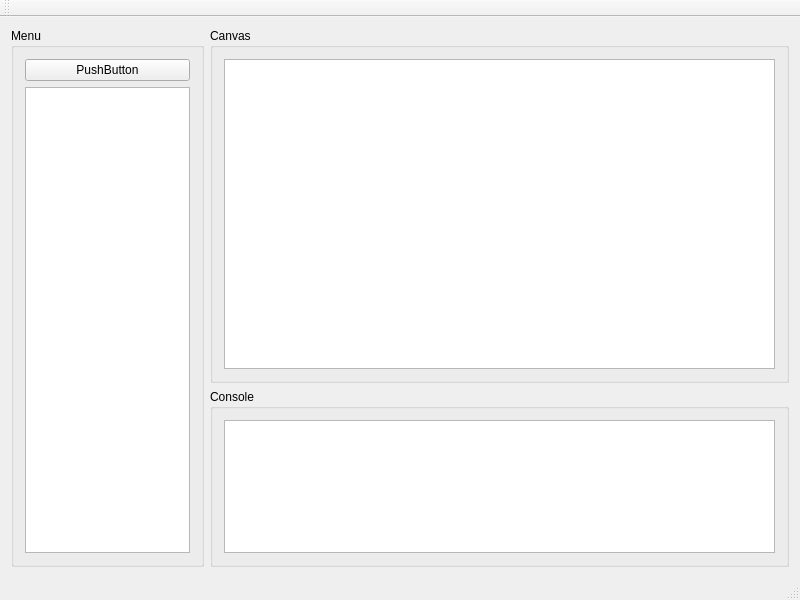
First picture: the form in mainwindow.ui, repository mateusduboli/graphic_manager, before the edit.
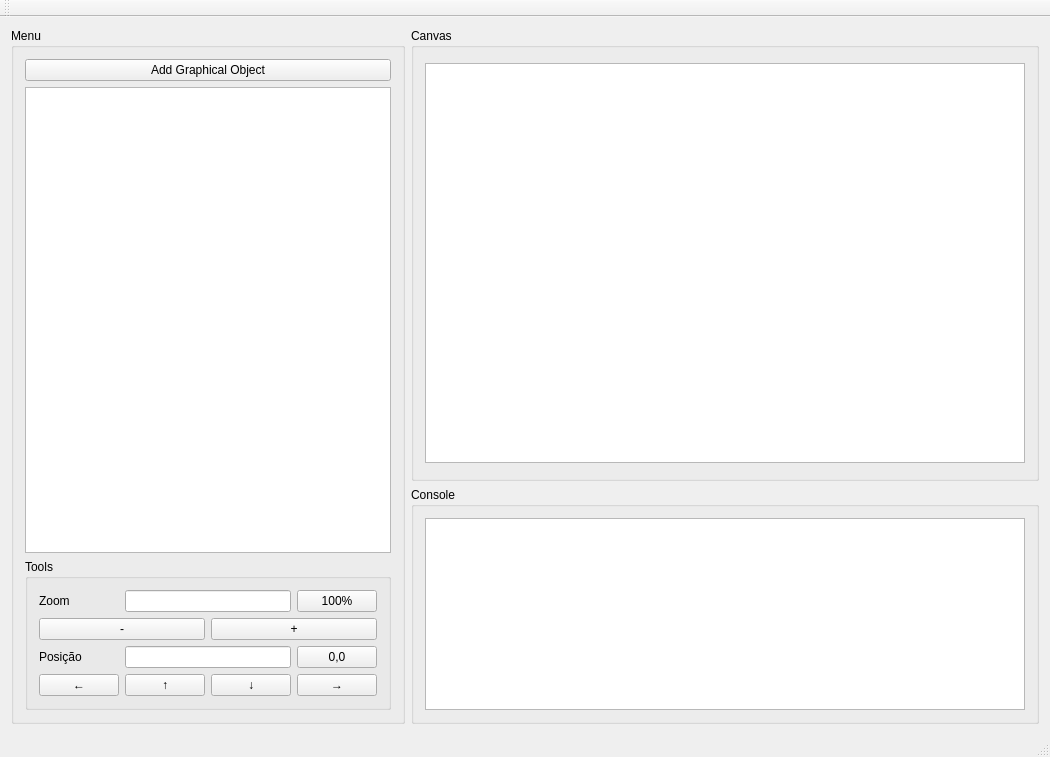
Second picture: the form after the edit.

```diff
--- a/mainwindow.ui
+++ b/mainwindow.ui
@@ -6,8 +6,8 @@
    <rect>
     <x>0</x>
     <y>0</y>
-    <width>800</width>
-    <height>600</height>
+    <width>956</width>
+    <height>757</height>
    </rect>
   </property>
   <property name="sizePolicy">
@@ -20,41 +20,7 @@
    <string>CG</string>
   </property>
   <widget class="QWidget" name="mainWindowWidget">
-   <layout class="QGridLayout" name="gridLayout" rowstretch="1,1,1" columnstretch="1,1,1,1">
-    <item row="0" column="0" rowspan="3">
-     <widget class="QGroupBox" name="menuGroupBox">
-      <property name="title">
-       <string>Menu</string>
-      </property>
-      <layout class="QVBoxLayout" name="menuLayout">
-       <item>
-        <widget class="QPushButton" name="pushButton">
-         <property name="text">
-          <string>PushButton</string>
-         </property>
-        </widget>
-       </item>
-       <item>
-        <widget class="QListView" name="listView"/>
-       </item>
-      </layout>
-     </widget>
-    </item>
-    <item row="2" column="1" colspan="3">
-     <widget class="QGroupBox" name="consoleGroupBox">
-      <property name="title">
-       <string>Console</string>
-      </property>
-      <layout class="QVBoxLayout" name="verticalLayout_3">
-       <item>
-        <widget class="QTextBrowser" name="consoleTextBrowser"/>
-       </item>
-      </layout>
-      <zorder>menuGroupBox</zorder>
-      <zorder>canvasGroupBox</zorder>
-      <zorder>consoleTextBrowser</zorder>
-     </widget>
-    </item>
+   <layout class="QGridLayout" name="mainWindowLayout" rowstretch="1,0,0" columnstretch="1,0,0,0">
     <item row="0" column="1" rowspan="2" colspan="3">
      <widget class="QGroupBox" name="canvasGroupBox">
       <property name="title">
@@ -63,6 +29,27 @@
       <layout class="QVBoxLayout" name="verticalLayout_2">
        <item>
         <widget class="QGraphicsView" name="graphicsView">
+         <property name="sizePolicy">
+          <sizepolicy hsizetype="Fixed" vsizetype="Fixed">
+           <horstretch>0</horstretch>
+           <verstretch>0</verstretch>
+          </sizepolicy>
+         </property>
+         <property name="minimumSize">
+          <size>
+           <width>600</width>
+           <height>400</height>
+          </size>
+         </property>
+         <property name="verticalScrollBarPolicy">
+          <enum>Qt::ScrollBarAsNeeded</enum>
+         </property>
+         <property name="horizontalScrollBarPolicy">
+          <enum>Qt::ScrollBarAsNeeded</enum>
+         </property>
+         <property name="sizeAdjustPolicy">
+          <enum>QAbstractScrollArea::AdjustIgnored</enum>
+         </property>
          <property name="interactive">
           <bool>false</bool>
          </property>
@@ -71,6 +58,133 @@
       </layout>
      </widget>
     </item>
+    <item row="2" column="1" colspan="3">
+     <widget class="QGroupBox" name="consoleGroupBox">
+      <property name="title">
+       <string>Console</string>
+      </property>
+      <layout class="QVBoxLayout" name="consoleLayout">
+       <item>
+        <widget class="QTextBrowser" name="consoleTextBrowser"/>
+       </item>
+      </layout>
+     </widget>
+    </item>
+    <item row="0" column="0" rowspan="3">
+     <widget class="QGroupBox" name="menuGroupBox">
+      <property name="title">
+       <string>Menu</string>
+      </property>
+      <layout class="QVBoxLayout" name="menuLayout">
+       <item>
+        <widget class="QPushButton" name="addGraphicalObjectButton">
+         <property name="text">
+          <string>Add Graphical Object</string>
+         </property>
+        </widget>
+       </item>
+       <item>
+        <widget class="QListView" name="listView"/>
+       </item>
+       <item>
+        <widget class="QGroupBox" name="groupBox">
+         <property name="title">
+          <string>Tools</string>
+         </property>
+         <layout class="QGridLayout" name="toolsLayout" rowstretch="0,0,0,0" columnstretch="1,0,0,0">
+          <property name="sizeConstraint">
+           <enum>QLayout::SetDefaultConstraint</enum>
+          </property>
+          <item row="0" column="3">
+           <widget class="QPushButton" name="standartZoomPushButton">
+            <property name="text">
+             <string>100%</string>
+            </property>
+           </widget>
+          </item>
+          <item row="0" column="1" colspan="2">
+           <widget class="QLineEdit" name="zoomLineEdit">
+            <property name="readOnly">
+             <bool>true</bool>
+            </property>
+           </widget>
+          </item>
+          <item row="1" column="2" colspan="2">
+           <widget class="QPushButton" name="moreZoomPushButton">
+            <property name="text">
+             <string>+</string>
+            </property>
+           </widget>
+          </item>
+          <item row="3" column="3">
+           <widget class="QPushButton" name="moveRightPushButton">
+            <property name="text">
+             <string>→</string>
+            </property>
+           </widget>
+          </item>
+          <item row="3" column="2">
+           <widget class="QPushButton" name="moveDownPushButton">
+            <property name="text">
+             <string>↓</string>
+            </property>
+           </widget>
+          </item>
+          <item row="3" column="1">
+           <widget class="QPushButton" name="moveUpPushButton">
+            <property name="text">
+             <string>↑</string>
+            </property>
+           </widget>
+          </item>
+          <item row="2" column="3">
+           <widget class="QPushButton" name="centerPushButton">
+            <property name="text">
+             <string>0,0</string>
+            </property>
+           </widget>
+          </item>
+          <item row="1" column="0" colspan="2">
+           <widget class="QPushButton" name="lessZoomPushButton">
+            <property name="text">
+             <string>-</string>
+            </property>
+           </widget>
+          </item>
+          <item row="0" column="0">
+           <widget class="QLabel" name="zoomLabel">
+            <property name="text">
+             <string>Zoom</string>
+            </property>
+           </widget>
+          </item>
+          <item row="3" column="0">
+           <widget class="QPushButton" name="moveLeftPushButton">
+            <property name="text">
+             <string>←</string>
+            </property>
+           </widget>
+          </item>
+          <item row="2" column="1" colspan="2">
+           <widget class="QLineEdit" name="positionLineEdit">
+            <property name="readOnly">
+             <bool>true</bool>
+            </property>
+           </widget>
+          </item>
+          <item row="2" column="0">
+           <widget class="QLabel" name="positionLabel">
+            <property name="text">
+             <string>Posição</string>
+            </property>
+           </widget>
+          </item>
+         </layout>
+        </widget>
+       </item>
+      </layout>
+     </widget>
+    </item>
    </layout>
   </widget>
   <widget class="QMenuBar" name="menuBar">
```
Left out of the diff: 4 changed lines with no effect on the pictures.
